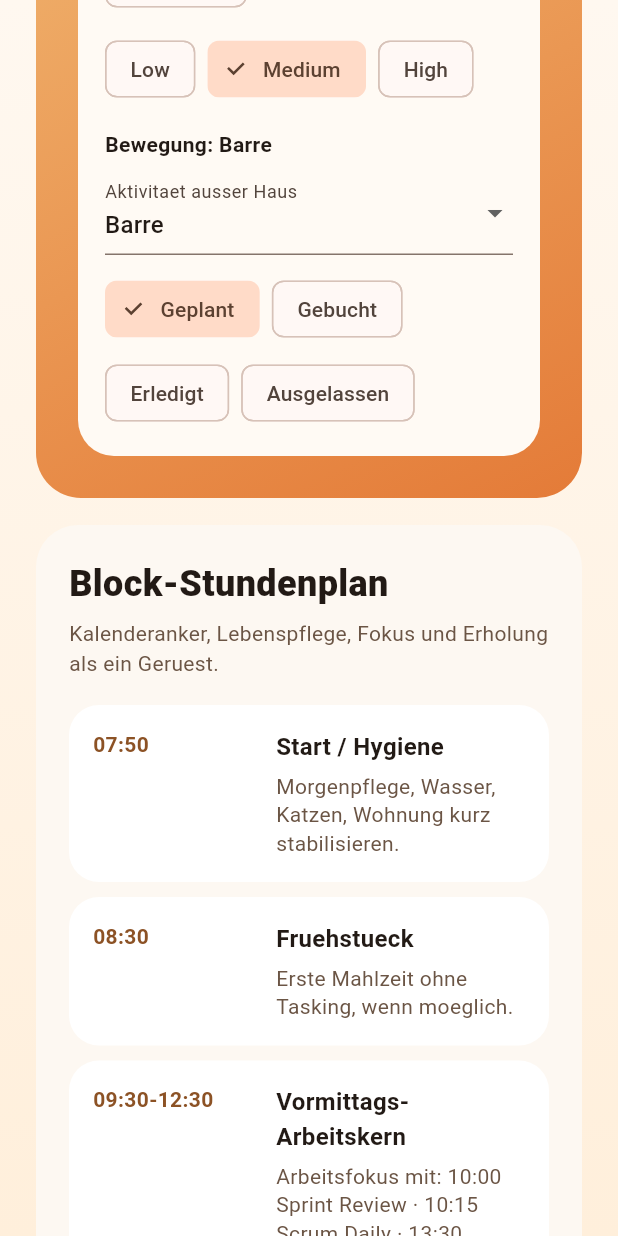
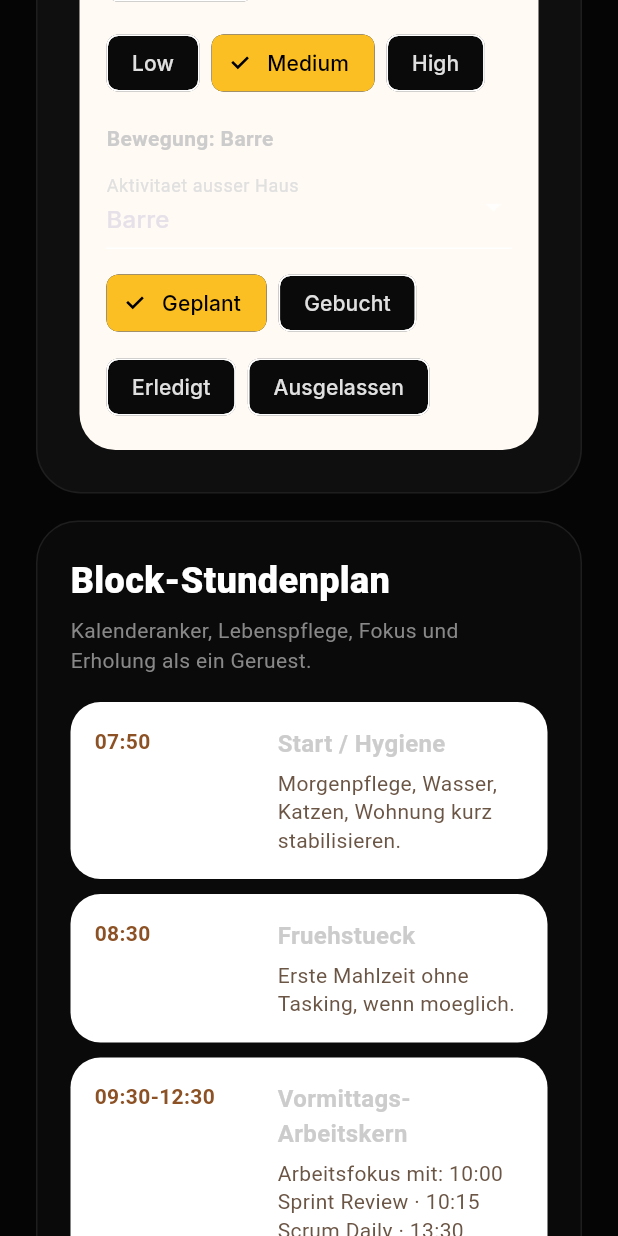
Before and after one commit to HannesRammer/sonnenkompass, a Flutter app: the screen it shows after launch, scrolled down 576 dp, on a phone screen of 412 x 824 dp. Run offline on Flutter 3.47's test engine with Material 3 defaults, Android fonts, the phone set to English and light mode, and no system bars; our stand-ins replace google_fonts.

Commit message:
Merge React UI prototype design into Flutter app

```diff
--- a/lib/src/app.dart
+++ b/lib/src/app.dart
@@ -1,4 +1,5 @@
 import 'package:flutter/material.dart';
+import 'package:google_fonts/google_fonts.dart';
 
 import 'features/sonnenkompass/sonnenkompass_app.dart';
 
@@ -11,11 +12,35 @@ class SonnenkompassApp extends StatelessWidget {
       title: 'Rammer Sonnenkompass MVP',
       debugShowCheckedModeBanner: false,
       theme: ThemeData(
-        colorScheme: ColorScheme.fromSeed(
-          seedColor: const Color(0xFFE97A2B),
-          brightness: Brightness.light,
+        brightness: Brightness.dark,
+        scaffoldBackgroundColor: const Color(0xFF050505),
+        primaryColor: const Color(0xFFF59E0B),
+        colorScheme: const ColorScheme.dark(
+          primary: Color(0xFFF59E0B),
+          secondary: Color(0xFFFBBF24),
+          surface: Color(0xFF0A0A0A),
+          onSurface: Color(0xFFE0E0E0),
         ),
-        scaffoldBackgroundColor: const Color(0xFFFFF7EE),
+        textTheme: GoogleFonts.interTextTheme(ThemeData.dark().textTheme).copyWith(
+          displayLarge: GoogleFonts.playfairDisplay(
+            fontStyle: FontStyle.italic,
+            color: Colors.white
+          ),
+          bodyLarge: const TextStyle(color: Color(0xFFE0E0E0)),
+          bodyMedium: const TextStyle(color: Color(0xFFCCCCCC)),
+          labelSmall: GoogleFonts.jetbrainsMono(
+            letterSpacing: 2.0,
+            color: const Color(0xFF555555),
+            fontWeight: FontWeight.bold,
+          ),
+        ),
+        cardTheme: CardTheme(
+          color: const Color(0xFF0A0A0A),
+          shape: RoundedRectangleBorder(
+            borderRadius: BorderRadius.circular(40),
+            side: const BorderSide(color: Color(0xFF1A1A1A), width: 1),
+          ),
+        ),
         useMaterial3: true,
       ),
       home: const SonnenkompassPrototypeApp(),
--- a/lib/src/features/sonnenkompass/ui/sonnenkompass_home_page.dart
+++ b/lib/src/features/sonnenkompass/ui/sonnenkompass_home_page.dart
@@ -74,15 +74,7 @@ class SonnenkompassHomePage extends StatelessWidget {
       ..sort((a, b) => a.startTime.compareTo(b.startTime));
 
     return Scaffold(
-      body: Container(
-        decoration: const BoxDecoration(
-          gradient: LinearGradient(
-            colors: [Color(0xFFFFF8F0), Color(0xFFFFEFDB)],
-            begin: Alignment.topCenter,
-            end: Alignment.bottomCenter,
-          ),
-        ),
-        child: SafeArea(
+      body: SafeArea(
         child: SingleChildScrollView(
           padding: const EdgeInsets.all(24),
           child: Center(
@@ -196,7 +188,6 @@ class SonnenkompassHomePage extends StatelessWidget {
             ),
           ),
         ),
-      ),
     );
   }
 
@@ -205,11 +196,8 @@ class SonnenkompassHomePage extends StatelessWidget {
       width: double.infinity,
       padding: const EdgeInsets.all(28),
       decoration: BoxDecoration(
-        gradient: const LinearGradient(
-          colors: [Color(0xFFF6CF89), Color(0xFFE47B38)],
-          begin: Alignment.topLeft,
-          end: Alignment.bottomRight,
-        ),
+        color: const Color(0xFF0F0F0F),
+        border: Border.all(color: const Color(0xFF1E1E1E)),
         borderRadius: BorderRadius.circular(30),
       ),
       child: LayoutBuilder(
@@ -220,8 +208,9 @@ class SonnenkompassHomePage extends StatelessWidget {
               const Text(
                 'Heute im Kern',
                 style: TextStyle(
-                  color: Color(0xFF51311E),
+                  color: Color(0xFFF59E0B),
                   fontWeight: FontWeight.w700,
+                  letterSpacing: 2.0,
                 ),
               ),
               const SizedBox(height: 10),
@@ -231,14 +220,14 @@ class SonnenkompassHomePage extends StatelessWidget {
                   fontSize: 38,
                   height: 1,
                   fontWeight: FontWeight.w800,
-                  color: Color(0xFF20130D),
+                  color: Colors.white,
                 ),
               ),
               const SizedBox(height: 10),
               Text(
                 primaryProject.currentGoal,
                 style: const TextStyle(
-                  color: Color(0xFF4F3525),
+                  color: Color(0xFFAAAAAA),
                   height: 1.45,
                 ),
               ),
@@ -963,7 +952,8 @@ Widget _panel(String title, String subtitle, Widget child) {
     width: double.infinity,
     padding: const EdgeInsets.all(22),
     decoration: BoxDecoration(
-      color: const Color(0xFFFDF8F2),
+      color: const Color(0xFF0A0A0A),
+      border: Border.all(color: const Color(0xFF1E1E1E)),
       borderRadius: BorderRadius.circular(28),
     ),
     child: Column(
@@ -971,12 +961,12 @@ Widget _panel(String title, String subtitle, Widget child) {
       children: [
         Text(
           title,
-          style: const TextStyle(fontSize: 24, fontWeight: FontWeight.w800),
+          style: const TextStyle(fontSize: 24, fontWeight: FontWeight.w800, color: Colors.white),
         ),
         const SizedBox(height: 6),
         Text(
           subtitle,
-          style: const TextStyle(color: Color(0xFF6B5545), height: 1.4),
+          style: const TextStyle(color: Color(0xFF888888), height: 1.4),
         ),
         const SizedBox(height: 18),
         child,
@@ -989,14 +979,16 @@ Widget _pill(String label, {bool dark = false}) {
   return Container(
     padding: const EdgeInsets.symmetric(horizontal: 12, vertical: 8),
     decoration: BoxDecoration(
-      color: dark ? const Color(0xFF352219) : Colors.white,
+      color: dark ? const Color(0xFFF59E0B) : const Color(0xFF111111),
+      border: dark ? null : Border.all(color: const Color(0xFF222222)),
       borderRadius: BorderRadius.circular(999),
     ),
     child: Text(
       label,
       style: TextStyle(
-        color: dark ? const Color(0xFFF1E0D1) : const Color(0xFF6B5545),
+        color: dark ? const Color(0xFF111111) : const Color(0xFFAAAAAA),
         fontWeight: FontWeight.w600,
+        fontSize: 12,
       ),
     ),
   );
@@ -1006,7 +998,8 @@ Widget _statusChip(String label) {
   return Container(
     padding: const EdgeInsets.symmetric(horizontal: 10, vertical: 6),
     decoration: BoxDecoration(
-      color: const Color(0xFFFFE7D1),
+      color: const Color(0xFF111111),
+      border: Border.all(color: const Color(0xFF222222)),
       borderRadius: BorderRadius.circular(999),
     ),
     child: Text(
@@ -1029,7 +1022,7 @@ Widget _orbitCard({
     width: double.infinity,
     padding: const EdgeInsets.all(16),
     decoration: BoxDecoration(
-      color: Colors.white,
+      color: const Color(0xFF111111),
       borderRadius: BorderRadius.circular(20),
       border: Border.all(color: accent.withValues(alpha: 0.35)),
     ),
@@ -1043,12 +1036,12 @@ Widget _orbitCard({
         const SizedBox(height: 8),
         Text(
           title,
-          style: const TextStyle(fontSize: 18, fontWeight: FontWeight.w700),
+          style: const TextStyle(fontSize: 18, fontWeight: FontWeight.w700, color: Colors.white),
         ),
         const SizedBox(height: 6),
         Text(
           body,
-          style: const TextStyle(color: Color(0xFF6B5545), height: 1.4),
+          style: const TextStyle(color: Color(0xFFAAAAAA), height: 1.4),
         ),
       ],
     ),
--- a/pubspec.yaml
+++ b/pubspec.yaml
@@ -9,6 +9,7 @@ environment:
 dependencies:
   flutter:
     sdk: flutter
+  google_fonts: ^6.1.0
 
 dev_dependencies:
   flutter_test:
```
Lines whose indentation alone changed are shown as unchanged.
